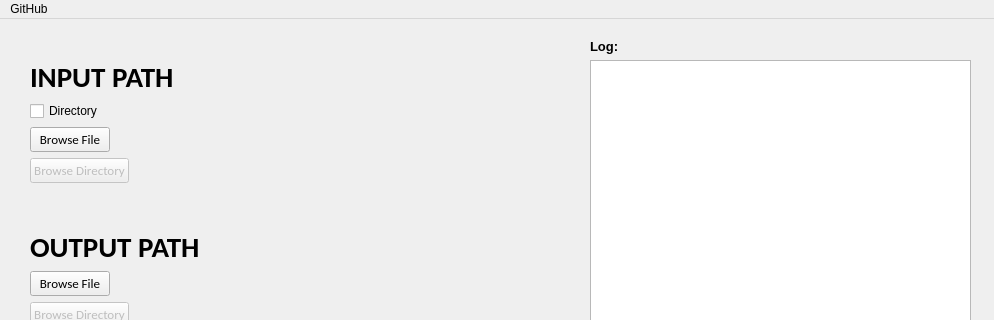
The window that resources/main.ui (Auax/secauax-encryptor) describes before a commit, drawn with Qt 5; both pictures show x 0 to 994 and y 0 to 320 of the 994 by 656 pixel window.
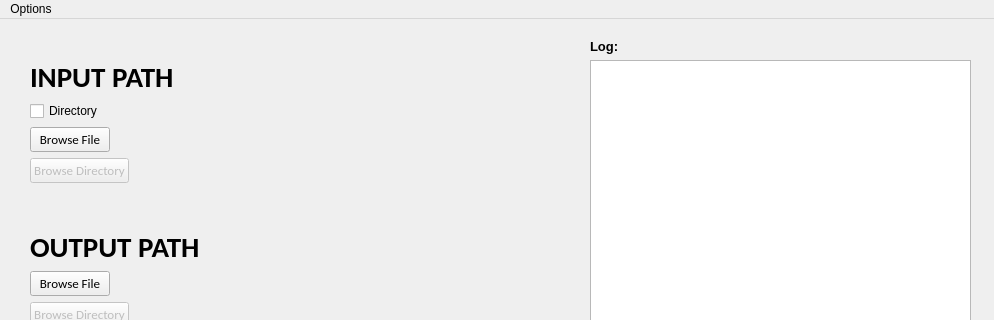
The same window after the commit.

Diff of the .ui file:
```diff
--- a/resources/main.ui
+++ b/resources/main.ui
@@ -430,7 +430,7 @@
    </property>
    <widget class="QMenu" name="menu_github">
     <property name="title">
-     <string>GitHub</string>
+     <string>Options</string>
     </property>
     <addaction name="open_github"/>
    </widget>
```
Left out of the diff: 12 changed lines with no effect on the pictures.
